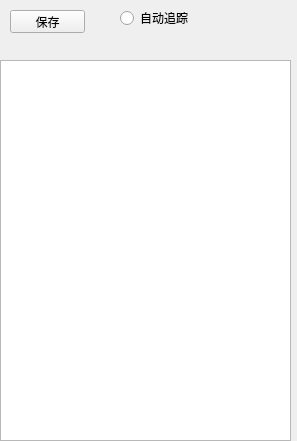
Old version of the form ui/log.ui in the repository yonghao-gu/jiucai.
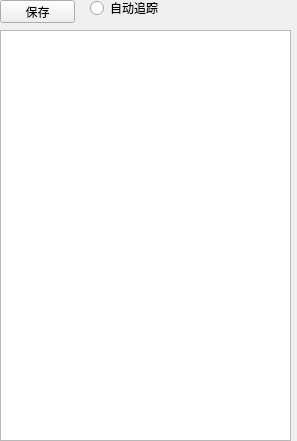
New version of the form.

Commit message: 整理ui

Diff of the .ui file:
```diff
--- a/ui/log.ui
+++ b/ui/log.ui
@@ -17,9 +17,9 @@
    <property name="geometry">
     <rect>
      <x>0</x>
-     <y>60</y>
+     <y>30</y>
      <width>291</width>
-     <height>381</height>
+     <height>411</height>
     </rect>
    </property>
    <property name="sizePolicy">
@@ -32,8 +32,8 @@
   <widget class="QPushButton" name="pushButton">
    <property name="geometry">
     <rect>
-     <x>10</x>
-     <y>10</y>
+     <x>0</x>
+     <y>0</y>
      <width>75</width>
      <height>23</height>
     </rect>
@@ -45,8 +45,8 @@
   <widget class="QRadioButton" name="radioButton">
    <property name="geometry">
     <rect>
-     <x>120</x>
-     <y>10</y>
+     <x>90</x>
+     <y>0</y>
      <width>89</width>
      <height>16</height>
     </rect>
```
The commit also changes 2 other files.
